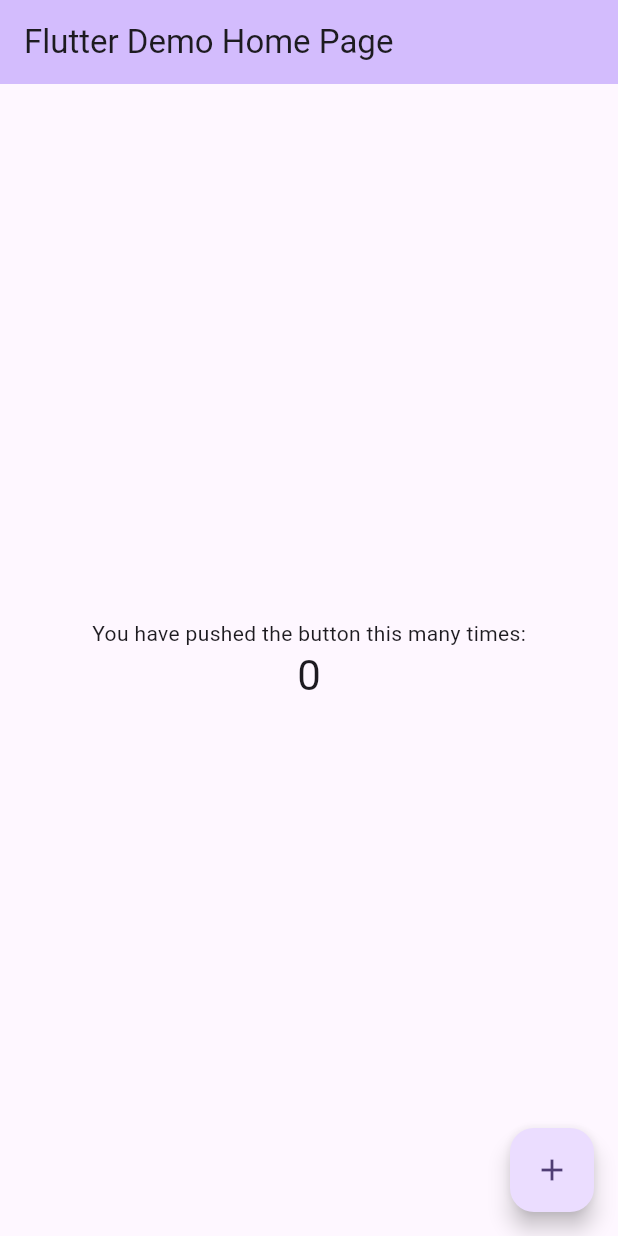
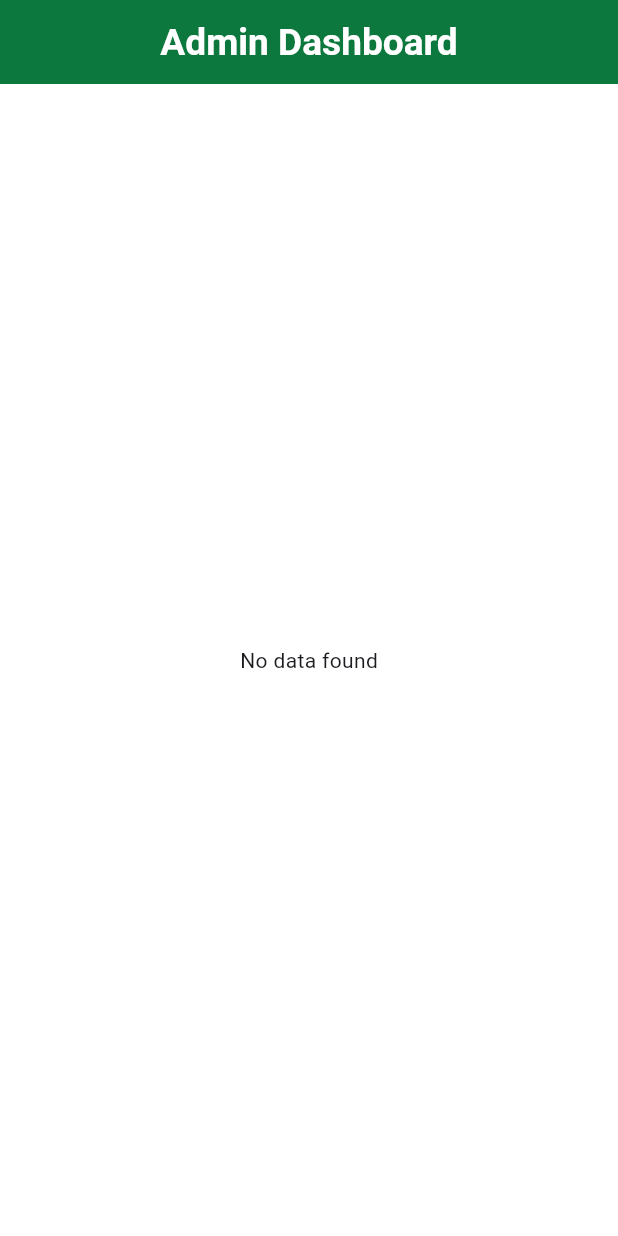
Before and after one commit to Yasmeen-aboeleneen/Drug_Scan_Dashboard, a Flutter app: the screen it shows after launch, on a phone screen of 412 x 824 dp. Run offline on Flutter 3.47's test engine with Material 3 defaults, Android fonts, the light colour scheme and no system bars; our stand-ins replace cloud_firestore, firebase_core, google_fonts; accounts and stored records are empty; Roboto replaces fonts that are missing (Cairo).

Commit message:
Add Admin Dashboard

```diff
--- /dev/null
+++ b/lib/Views/Dashboard/admin_dashboard_screen.dart
@@ -0,0 +1,80 @@
+import 'package:dashboard_drug_scan/Core/colors.dart';
+import 'package:flutter/material.dart';
+import 'package:cloud_firestore/cloud_firestore.dart';
+import 'package:google_fonts/google_fonts.dart';
+
+class AdminDashboard extends StatelessWidget {
+  const AdminDashboard({super.key});
+
+  // دالة لجلب بيانات المستخدمين ونتائج التحليل من Firestore
+  Future<List<Map<String, dynamic>>> _fetchUsersData() async {
+    QuerySnapshot snapshot =
+        await FirebaseFirestore.instance.collection('analysis_results').get();
+    return snapshot.docs.map((doc) {
+      return {
+        'name':
+            doc['userEmail'], // يمكنك استبدالها باسم المستخدم إذا كان متاحًا
+        'email': doc['userEmail'],
+        'result': doc['result'],
+        'detectedDrug': doc['detectedDrug'],
+        'timestamp': doc['timestamp'].toDate().toString(),
+      };
+    }).toList();
+  }
+
+  @override
+  Widget build(BuildContext context) {
+    var w = MediaQuery.of(context).size.width;
+    return Scaffold(
+      backgroundColor: kveryWhite,
+      appBar: AppBar(
+        centerTitle: true,
+        title: Text(
+          'Admin Dashboard',
+          style: GoogleFonts.cairo(
+              color: kveryWhite,
+              fontSize: w * .06,
+              fontWeight: FontWeight.bold),
+        ),
+        backgroundColor: kPrimary,
+      ),
+      body: FutureBuilder<List<Map<String, dynamic>>>(
+        future: _fetchUsersData(),
+        builder: (context, snapshot) {
+          if (snapshot.connectionState == ConnectionState.waiting) {
+            return const Center(child: CircularProgressIndicator());
+          } else if (snapshot.hasError) {
+            return Center(child: Text('Error: ${snapshot.error}'));
+          } else if (!snapshot.hasData || snapshot.data!.isEmpty) {
+            return const Center(child: Text('No data found'));
+          } else {
+            final usersData = snapshot.data!;
+            return SingleChildScrollView(
+              scrollDirection: Axis.horizontal,
+              child: DataTable(
+                columns: const [
+                  DataColumn(label: Text('Name')),
+                  DataColumn(label: Text('Email')),
+                  DataColumn(label: Text('Result')),
+                  DataColumn(label: Text('Detected Drug')),
+                  DataColumn(label: Text('Timestamp')),
+                ],
+                rows: usersData.map((user) {
+                  return DataRow(
+                    cells: [
+                      DataCell(Text(user['name'])),
+                      DataCell(Text(user['email'])),
+                      DataCell(Text(user['result'])),
+                      DataCell(Text(user['detectedDrug'])),
+                      DataCell(Text(user['timestamp'])),
+                    ],
+                  );
+                }).toList(),
+              ),
+            );
+          }
+        },
+      ),
+    );
+  }
+}
--- a/lib/main.dart
+++ b/lib/main.dart
@@ -1,125 +1,22 @@
+import 'package:dashboard_drug_scan/Views/Dashboard/admin_dashboard_screen.dart';
 import 'package:flutter/material.dart';
+import 'package:firebase_core/firebase_core.dart';
 
-void main() {
+void main() async {
+  WidgetsFlutterBinding.ensureInitialized();
+  await Firebase.initializeApp();
   runApp(const MyApp());
 }
 
 class MyApp extends StatelessWidget {
   const MyApp({super.key});
 
-  // This widget is the root of your application.
   @override
   Widget build(BuildContext context) {
     return MaterialApp(
-      title: 'Flutter Demo',
-      theme: ThemeData(
-        // This is the theme of your application.
-        //
-        // TRY THIS: Try running your application with "flutter run". You'll see
-        // the application has a purple toolbar. Then, without quitting the app,
-        // try changing the seedColor in the colorScheme below to Colors.green
-        // and then invoke "hot reload" (save your changes or press the "hot
-        // reload" button in a Flutter-supported IDE, or press "r" if you used
-        // the command line to start the app).
-        //
-        // Notice that the counter didn't reset back to zero; the application
-        // state is not lost during the reload. To reset the state, use hot
-        // restart instead.
-        //
-        // This works for code too, not just values: Most code changes can be
-        // tested with just a hot reload.
-        colorScheme: ColorScheme.fromSeed(seedColor: Colors.deepPurple),
-        useMaterial3: true,
-      ),
-      home: const MyHomePage(title: 'Flutter Demo Home Page'),
+      debugShowCheckedModeBanner: false,
+      title: 'Drug Scan Admin',
+      home: AdminDashboard(),
     );
   }
 }
-
-class MyHomePage extends StatefulWidget {
-  const MyHomePage({super.key, required this.title});
-
-  // This widget is the home page of your application. It is stateful, meaning
-  // that it has a State object (defined below) that contains fields that affect
-  // how it looks.
-
-  // This class is the configuration for the state. It holds the values (in this
-  // case the title) provided by the parent (in this case the App widget) and
-  // used by the build method of the State. Fields in a Widget subclass are
-  // always marked "final".
-
-  final String title;
-
-  @override
-  State<MyHomePage> createState() => _MyHomePageState();
-}
-
-class _MyHomePageState extends State<MyHomePage> {
-  int _counter = 0;
-
-  void _incrementCounter() {
-    setState(() {
-      // This call to setState tells the Flutter framework that something has
-      // changed in this State, which causes it to rerun the build method below
-      // so that the display can reflect the updated values. If we changed
-      // _counter without calling setState(), then the build method would not be
-      // called again, and so nothing would appear to happen.
-      _counter++;
-    });
-  }
-
-  @override
-  Widget build(BuildContext context) {
-    // This method is rerun every time setState is called, for instance as done
-    // by the _incrementCounter method above.
-    //
-    // The Flutter framework has been optimized to make rerunning build methods
-    // fast, so that you can just rebuild anything that needs updating rather
-    // than having to individually change instances of widgets.
-    return Scaffold(
-      appBar: AppBar(
-        // TRY THIS: Try changing the color here to a specific color (to
-        // Colors.amber, perhaps?) and trigger a hot reload to see the AppBar
-        // change color while the other colors stay the same.
-        backgroundColor: Theme.of(context).colorScheme.inversePrimary,
-        // Here we take the value from the MyHomePage object that was created by
-        // the App.build method, and use it to set our appbar title.
-        title: Text(widget.title),
-      ),
-      body: Center(
-        // Center is a layout widget. It takes a single child and positions it
-        // in the middle of the parent.
-        child: Column(
-          // Column is also a layout widget. It takes a list of children and
-          // arranges them vertically. By default, it sizes itself to fit its
-          // children horizontally, and tries to be as tall as its parent.
-          //
-          // Column has various properties to control how it sizes itself and
-          // how it positions its children. Here we use mainAxisAlignment to
-          // center the children vertically; the main axis here is the vertical
-          // axis because Columns are vertical (the cross axis would be
-          // horizontal).
-          //
-          // TRY THIS: Invoke "debug painting" (choose the "Toggle Debug Paint"
-          // action in the IDE, or press "p" in the console), to see the
-          // wireframe for each widget.
-          mainAxisAlignment: MainAxisAlignment.center,
-          children: <Widget>[
-            const Text(
-              'You have pushed the button this many times:',
-            ),
-            Text(
-              '$_counter',
-              style: Theme.of(context).textTheme.headlineMedium,
-            ),
-          ],
-        ),
-      ),
-      floatingActionButton: FloatingActionButton(
-        onPressed: _incrementCounter,
-        tooltip: 'Increment',
-        child: const Icon(Icons.add),
-      ), // This trailing comma makes auto-formatting nicer for build methods.
-    );
-  }
-}
```
Also changed, not shown: lib/Core/colors.dart (added, +14 -0 lines), lib/Views/Print/printing_screen.dart (added, +12 -0 lines), pubspec.yaml (+7 -16 lines), pubspec.lock, 8 other files.
